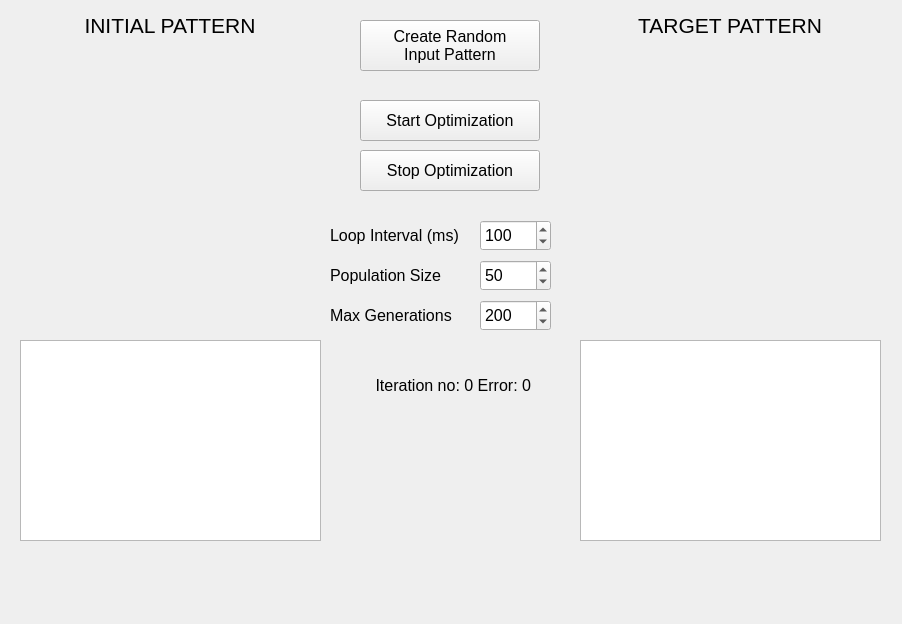
Before: the Qt Designer form mainwindow.ui in ahmetcihan/AI_Problem_Solver, drawn with Qt 5.
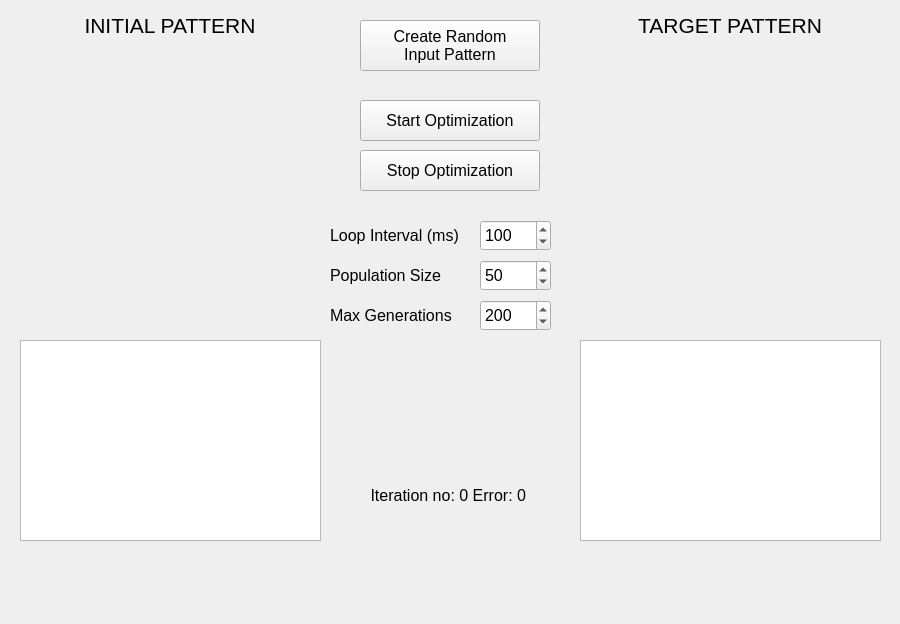
After: the same form once the commit is applied.

```diff
--- a/mainwindow.ui
+++ b/mainwindow.ui
@@ -6,7 +6,7 @@
    <rect>
     <x>0</x>
     <y>0</y>
-    <width>902</width>
+    <width>900</width>
     <height>624</height>
    </rect>
   </property>
@@ -289,9 +289,9 @@
    <widget class="QLabel" name="label_indicator">
     <property name="geometry">
      <rect>
-      <x>340</x>
-      <y>340</y>
-      <width>231</width>
+      <x>330</x>
+      <y>450</y>
+      <width>241</width>
       <height>91</height>
      </rect>
     </property>
```
Left out of the diff: 4 changed lines with no effect on the pictures.
